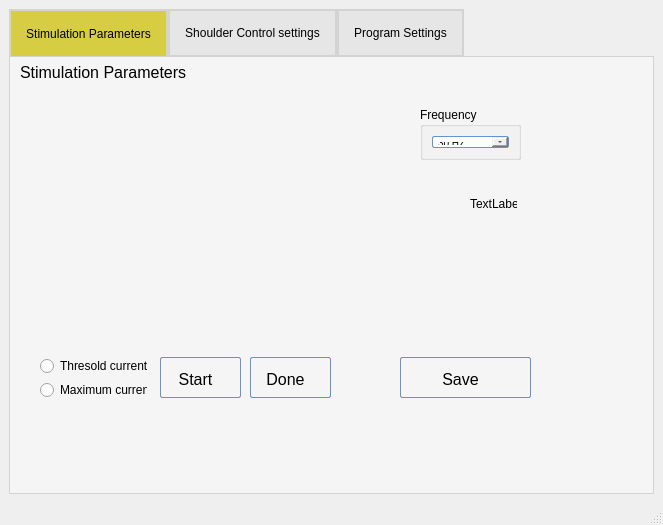
Before: the Qt Designer form POML060_v1/stageprogram.ui in viniltc/POML060, drawn with Qt 5.
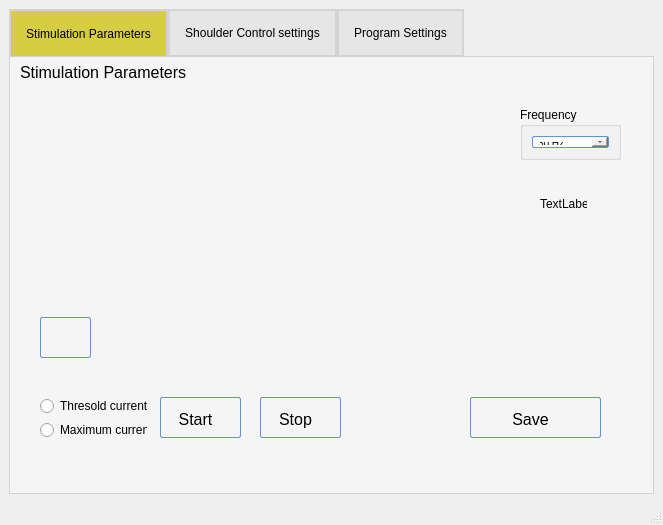
After: the same form once the commit is applied. Icons and pictures are not drawn. Custom widgets are drawn as their Qt base class.

```diff
--- a/POML060_v1/stageprogram.ui
+++ b/POML060_v1/stageprogram.ui
@@ -63,7 +63,7 @@
        <widget class="QGroupBox" name="groupBox_6">
         <property name="geometry">
          <rect>
-          <x>410</x>
+          <x>510</x>
           <y>50</y>
           <width>101</width>
           <height>53</height>
@@ -134,7 +134,7 @@
         <property name="geometry">
          <rect>
           <x>150</x>
-          <y>300</y>
+          <y>340</y>
           <width>81</width>
           <height>41</height>
          </rect>
@@ -192,8 +192,8 @@
        <widget class="QPushButton" name="pushButton_stimStop">
         <property name="geometry">
          <rect>
-          <x>240</x>
-          <y>300</y>
+          <x>250</x>
+          <y>340</y>
           <width>81</width>
           <height>41</height>
          </rect>
@@ -241,14 +241,14 @@
 }</string>
         </property>
         <property name="text">
-         <string>Done</string>
+         <string>Stop</string>
         </property>
        </widget>
        <widget class="QPushButton" name="pushButton_stimSave">
         <property name="geometry">
          <rect>
-          <x>390</x>
-          <y>300</y>
+          <x>460</x>
+          <y>340</y>
           <width>131</width>
           <height>41</height>
          </rect>
@@ -303,7 +303,7 @@
         <property name="geometry">
          <rect>
           <x>30</x>
-          <y>300</y>
+          <y>340</y>
           <width>107</width>
           <height>42</height>
          </rect>
@@ -328,9 +328,9 @@
        <widget class="CurrentButtonOne" name="widget" native="true">
         <property name="geometry">
          <rect>
-          <x>40</x>
+          <x>30</x>
           <y>40</y>
-          <width>91</width>
+          <width>61</width>
           <height>201</height>
          </rect>
         </property>
@@ -338,7 +338,7 @@
        <widget class="QLabel" name="label_currentOne">
         <property name="geometry">
          <rect>
-          <x>460</x>
+          <x>530</x>
           <y>140</y>
           <width>47</width>
           <height>13</height>
@@ -348,6 +348,102 @@
          <string>TextLabel</string>
         </property>
        </widget>
+       <widget class="CurrentButtonOne" name="widget_currentTwo" native="true">
+        <property name="geometry">
+         <rect>
+          <x>120</x>
+          <y>40</y>
+          <width>61</width>
+          <height>201</height>
+         </rect>
+        </property>
+       </widget>
+       <widget class="CurrentButtonOne" name="widget_currentThree" native="true">
+        <property name="geometry">
+         <rect>
+          <x>210</x>
+          <y>40</y>
+          <width>61</width>
+          <height>201</height>
+         </rect>
+        </property>
+       </widget>
+       <widget class="CurrentButtonOne" name="widget_currentFour" native="true">
+        <property name="geometry">
+         <rect>
+          <x>300</x>
+          <y>40</y>
+          <width>61</width>
+          <height>201</height>
+         </rect>
+        </property>
+       </widget>
+       <widget class="CurrentButtonOne" name="widget_currentFive" native="true">
+        <property name="geometry">
+         <rect>
+          <x>390</x>
+          <y>40</y>
+          <width>61</width>
+          <height>201</height>
+         </rect>
+        </property>
+       </widget>
+       <widget class="QPushButton" name="pushButton_currOnOne">
+        <property name="geometry">
+         <rect>
+          <x>30</x>
+          <y>260</y>
+          <width>51</width>
+          <height>41</height>
+         </rect>
+        </property>
+        <property name="styleSheet">
+         <string notr="true">QPushButton:hover{
+        background: qlineargradient(x1 : 0, y1 : 0, x2 : 0, y2 :   1, stop :   0.0 #ffd9aa,
+                stop :   0.5 #ffbb6e, stop :   0.55 #feae42, stop :   1.0 #fedb74);
+}
+
+QPushButton {
+        border: 1px solid #6593cf;
+        border-radius: 2px;
+        padding: 5px 15px 2px 5px;
+        background: qlineargradient(x1 : 0, y1 : 0, x2 : 0, y2 :   1, stop :   0.0 #f5f9ff,
+                stop :   0.5 #c7dfff, stop :   0.55 #afd2ff, stop :   1.0 #c0dbff);
+        color: #0000;
+        font:  large &quot;Arial&quot;;
+		font-size: 16px;
+        height: 30px;
+}
+
+
+
+QPushButton:pressed {
+        background: qlineargradient(x1 : 0, y1 : 0, x2 : 0, y2 :   1, stop :   0.0 #c0dbff,
+        stop :   0.5 #cfd26f, stop :   0.55 #c7df6f, stop :   1.0 #f5f9ff);
+        padding-top: 2px;
+        padding-left: 3px;
+
+}
+
+
+QPushButton:on {
+        background: qlineargradient(x1 : 0, y1 : 0, x2 : 0, y2 :   1, stop :   0.0 #5AA72D,
+        stop :   0.5 #B3E296, stop :   0.55 #B3E296, stop :   1.0 #f5f9ff);
+        padding-top: 2px;
+        padding-left: 3px;
+}
+
+QPushButton:disabled {
+        background: transparent #e5e9ee;
+        padding-top: 2px;        
+        padding-left: 3px;
+        color: black;
+}</string>
+        </property>
+        <property name="text">
+         <string/>
+        </property>
+       </widget>
       </widget>
       <widget class="QWidget" name="tab_2">
        <attribute name="title">
```
Left out of the diff: 2 changed lines with no effect on the pictures.
